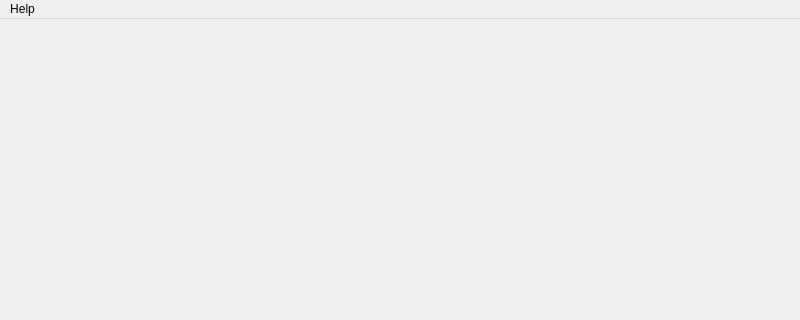
Before: the Qt Designer form sealtk/noaa/gui/Window.ui in Kitware/seal-tk, drawn with Qt 5; both pictures show x 0 to 800 and y 0 to 320 of the 800 by 600 pixel window.
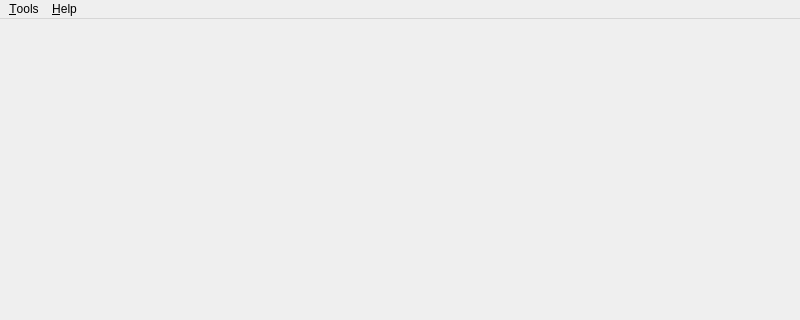
After: the same form once the commit is applied. Icons and pictures are not drawn. Custom widgets are drawn as their Qt base class.

```diff
--- a/sealtk/noaa/gui/Window.ui
+++ b/sealtk/noaa/gui/Window.ui
@@ -37,15 +37,27 @@
      <x>0</x>
      <y>0</y>
      <width>800</width>
-     <height>19</height>
+     <height>29</height>
     </rect>
    </property>
    <widget class="QMenu" name="menuHelp">
     <property name="title">
-     <string>Help</string>
+     <string>&amp;Help</string>
     </property>
     <addaction name="actionAbout"/>
    </widget>
+   <widget class="QMenu" name="menuTools">
+    <property name="title">
+     <string>&amp;Tools</string>
+    </property>
+    <widget class="QMenu" name="menuPipeline">
+     <property name="title">
+      <string>Execute &amp;Pipeline</string>
+     </property>
+    </widget>
+    <addaction name="menuPipeline"/>
+   </widget>
+   <addaction name="menuTools"/>
    <addaction name="menuHelp"/>
   </widget>
   <action name="actionAbout">
```
Left out of the diff: 2 changed lines with no effect on the pictures.
